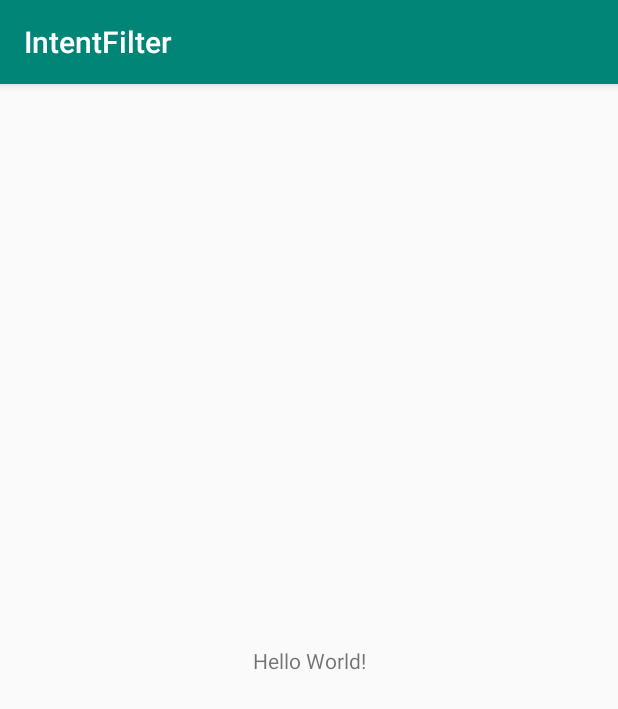
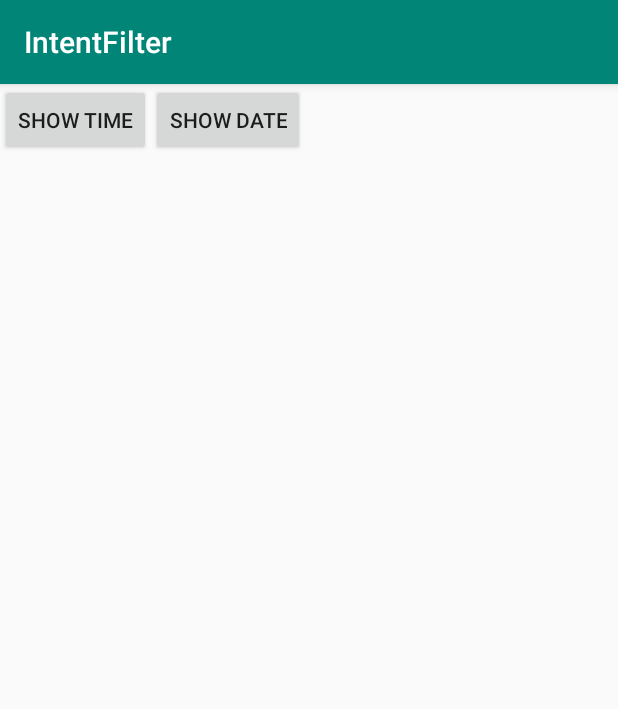
Before and after one commit to vladislavorehov55/MobDev_Java_10_Intent_filters, an Android app: the screen it shows after launch (MainActivity), on a phone screen of 412 x 824 dp. Shown: the top 709 px of the screen. Run offline under Robolectric (Android 15) with nearby library versions, the phone set to English and light mode, and no system bars.

Commit message:
Code prepared

```diff
--- a/app/src/main/java/com/example/intentfilter/MainActivity.java
+++ b/app/src/main/java/com/example/intentfilter/MainActivity.java
@@ -1,13 +1,38 @@
 package com.example.intentfilter;
 
+import android.content.Intent;
 import android.support.v7.app.AppCompatActivity;
 import android.os.Bundle;
+import android.view.View;
+import android.widget.Button;
 
-public class MainActivity extends AppCompatActivity {
+public class MainActivity extends AppCompatActivity implements View.OnClickListener {
 
     @Override
     protected void onCreate(Bundle savedInstanceState) {
         super.onCreate(savedInstanceState);
         setContentView(R.layout.activity_main);
+
+        Button btnTime = (Button) findViewById(R.id.btnTime);
+        Button btnDate = (Button) findViewById(R.id.btnDate);
+
+        btnTime.setOnClickListener(this);
+        btnDate.setOnClickListener(this);
+    }
+
+    @Override
+    public void onClick(View v) {
+        Intent intent;
+
+        switch(v.getId()) {
+            case R.id.btnTime:
+                intent = new Intent("ru.startandroid.intent.action.showtime");
+                startActivity(intent);
+                break;
+            case R.id.btnDate:
+                intent = new Intent("ru.startandroid.intent.action.showdate");
+                startActivity(intent);
+                break;
+        }
     }
 }
--- a/app/src/main/res/layout/activity_main.xml
+++ b/app/src/main/res/layout/activity_main.xml
@@ -1,18 +1,19 @@
 <?xml version="1.0" encoding="utf-8"?>
-<android.support.constraint.ConstraintLayout xmlns:android="http://schemas.android.com/apk/res/android"
-    xmlns:app="http://schemas.android.com/apk/res-auto"
-    xmlns:tools="http://schemas.android.com/tools"
-    android:layout_width="match_parent"
-    android:layout_height="match_parent"
-    tools:context=".MainActivity">
-
-    <TextView
+<LinearLayout
+    xmlns:android="http://schemas.android.com/apk/res/android"
+    android:layout_width="fill_parent"
+    android:layout_height="fill_parent"
+    android:orientation="horizontal">
+    <Button
         android:layout_width="wrap_content"
         android:layout_height="wrap_content"
-        android:text="Hello World!"
-        app:layout_constraintBottom_toBottomOf="parent"
-        app:layout_constraintLeft_toLeftOf="parent"
-        app:layout_constraintRight_toRightOf="parent"
-        app:layout_constraintTop_toTopOf="parent" />
-
-</android.support.constraint.ConstraintLayout>
+        android:id="@+id/btnTime"
+        android:text="Show time">
+    </Button>
+    <Button
+        android:layout_width="wrap_content"
+        android:layout_height="wrap_content"
+        android:id="@+id/btnDate"
+        android:text="Show date">
+    </Button>
+</LinearLayout>
```
